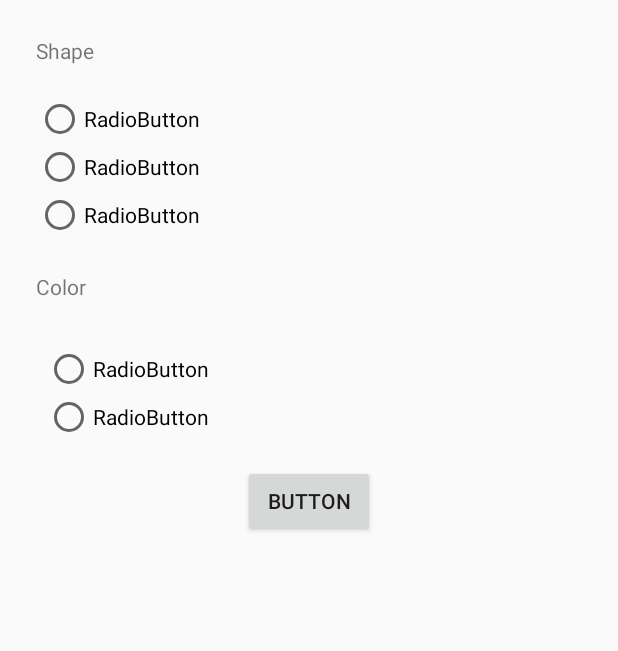
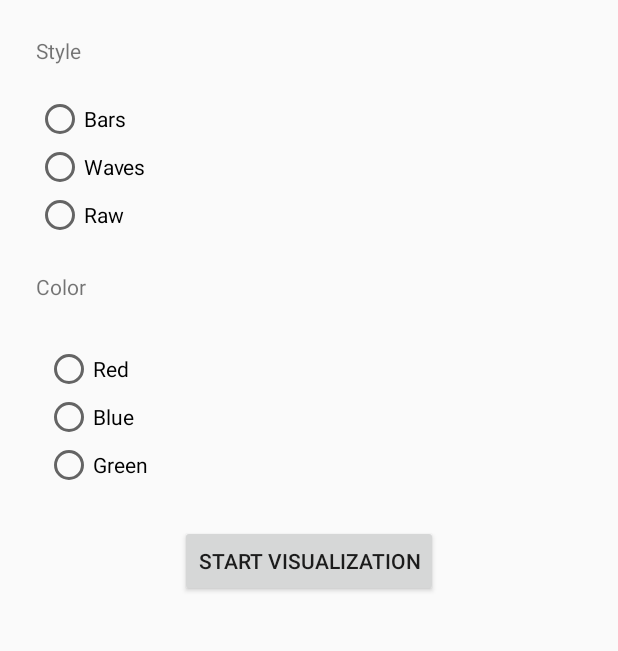
Before and after one commit to Meagherq/OpenGL-Music-Visualizer, an Android app: the screen it shows after launch (MainActivity), on a phone screen of 412 x 824 dp, the part 131-782 px from its top. Run offline under Robolectric (Android 15) with nearby library versions, the phone set to English and light mode, and no system bars.

Commit message:
Added RadioButton Functionality

```diff
--- a/app/build.gradle
+++ b/app/build.gradle
@@ -17,6 +17,10 @@ android {
             proguardFiles getDefaultProguardFile('proguard-android-optimize.txt'), 'proguard-rules.pro'
         }
     }
+    compileOptions {
+        sourceCompatibility = 1.8
+        targetCompatibility = 1.8
+    }
 }
 
 dependencies {
--- a/app/src/main/java/com/example/cis357openglesmusicvisualizer/MainActivity.java
+++ b/app/src/main/java/com/example/cis357openglesmusicvisualizer/MainActivity.java
@@ -2,14 +2,21 @@ package com.example.cis357openglesmusicvisualizer;
 
 import androidx.appcompat.app.AppCompatActivity;
 
+import android.content.Intent;
 import android.os.Bundle;
 import android.view.View;
 import android.widget.Button;
+import android.widget.RadioButton;
+import android.widget.RadioGroup;
+import android.widget.Toast;
 
 public class MainActivity extends AppCompatActivity {
 
-    public static int SETTINGS_RESULT = 1;
+    //public static int SETTINGS_RESULT = 1;
     private Button displayButton;
+
+    private RadioGroup radioGroup;
+    private RadioButton radioButton;
 
 
 
@@ -18,9 +25,19 @@ public class MainActivity extends AppCompatActivity {
         super.onCreate(savedInstanceState);
         setContentView(R.layout.activity_main);
         displayButton = findViewById(R.id.button);
-
+        radioGroup = findViewById(R.id.radioGroup);
+        radioGroup = findViewById(R.id.radioGroup2);
         displayButton.setOnClickListener(v -> {
-            doConversion();
+            radioButton  = findViewById(radioGroup.getCheckedRadioButtonId());
+            String yourVote = radioButton.getText().toString();
+            Toast.makeText(MainActivity.this, "Selected Radio Button is:" + yourVote , Toast.LENGTH_LONG).show();
+            //startRenderer();
         });
     }
+
+    public void startRenderer() {
+        Intent intent = new Intent(this, MusicActivity.class);
+        startActivity(intent);
+    }
+
 }
--- a/app/src/main/res/layout/activity_main.xml
+++ b/app/src/main/res/layout/activity_main.xml
@@ -57,22 +57,23 @@
             android:id="@+id/radioButton5"
             android:layout_width="match_parent"
             android:layout_height="wrap_content"
-            android:text="RadioButton" />
+            android:text="Bars" />
 
         <RadioButton
             android:id="@+id/radioButton2"
             android:layout_width="match_parent"
             android:layout_height="wrap_content"
-            android:text="RadioButton" />
+            android:text="Waves" />
 
         <RadioButton
             android:id="@+id/radioButton"
             android:layout_width="match_parent"
             android:layout_height="wrap_content"
-            android:text="RadioButton" />
+            android:text="Raw" />
     </RadioGroup>
 
     <RadioGroup
+        android:id="@+id/radioGroup2"
         android:layout_width="wrap_content"
         android:layout_height="wrap_content"
         android:layout_marginStart="30dp"
@@ -85,21 +86,27 @@
             android:id="@+id/radioButton4"
             android:layout_width="match_parent"
             android:layout_height="wrap_content"
-            android:text="RadioButton" />
+            android:text="Red" />
 
         <RadioButton
             android:id="@+id/radioButton3"
             android:layout_width="match_parent"
             android:layout_height="wrap_content"
-            android:text="RadioButton" />
+            android:text="Blue" />
+
+        <RadioButton
+            android:id="@+id/radioButton6"
+            android:layout_width="match_parent"
+            android:layout_height="wrap_content"
+            android:text="Green" />
     </RadioGroup>
 
     <Button
         android:id="@+id/button"
         android:layout_width="wrap_content"
         android:layout_height="wrap_content"
-        android:layout_marginTop="310dp"
-        android:text="Button"
+        android:layout_marginTop="350dp"
+        android:text="Start Visualization"
         app:layout_constraintEnd_toEndOf="parent"
         app:layout_constraintHorizontal_bias="0.5"
         app:layout_constraintStart_toStartOf="parent"
--- a/app/src/main/res/values/strings.xml
+++ b/app/src/main/res/values/strings.xml
@@ -5,6 +5,6 @@
     <string name="dummy_button">Dummy Button</string>
     <string name="dummy_content">DUMMY\nCONTENT</string>
     <string name="title">OpenGL Music Visualizer</string>
-    <string name="shape">Shape</string>
+    <string name="shape">Style</string>
     <string name="color">Color</string>
 </resources>
```
